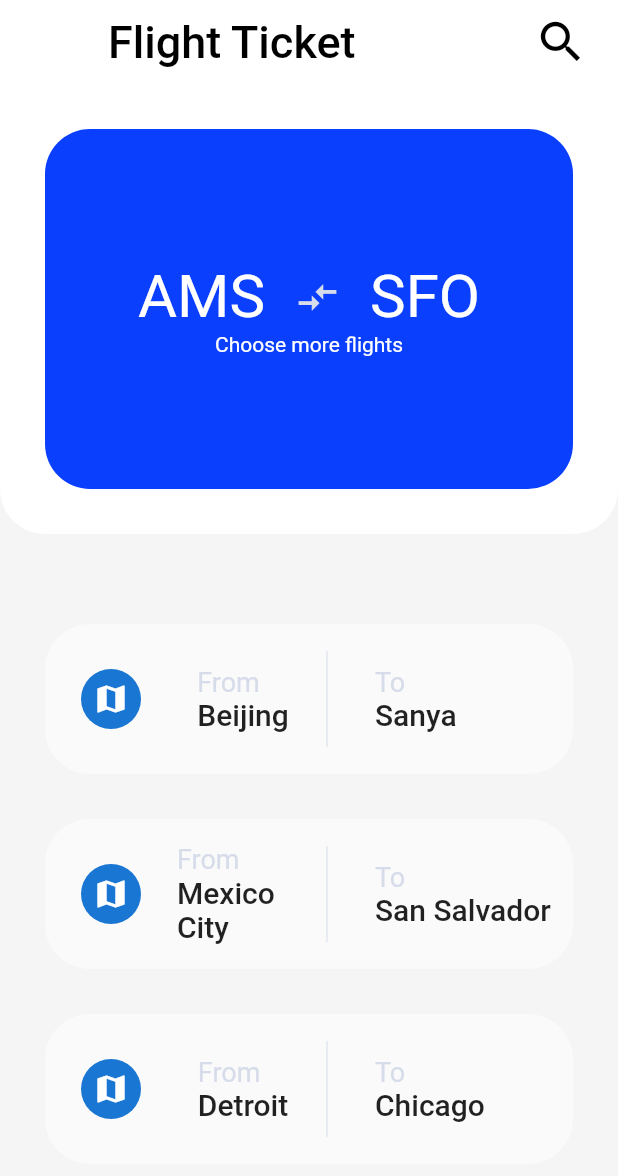
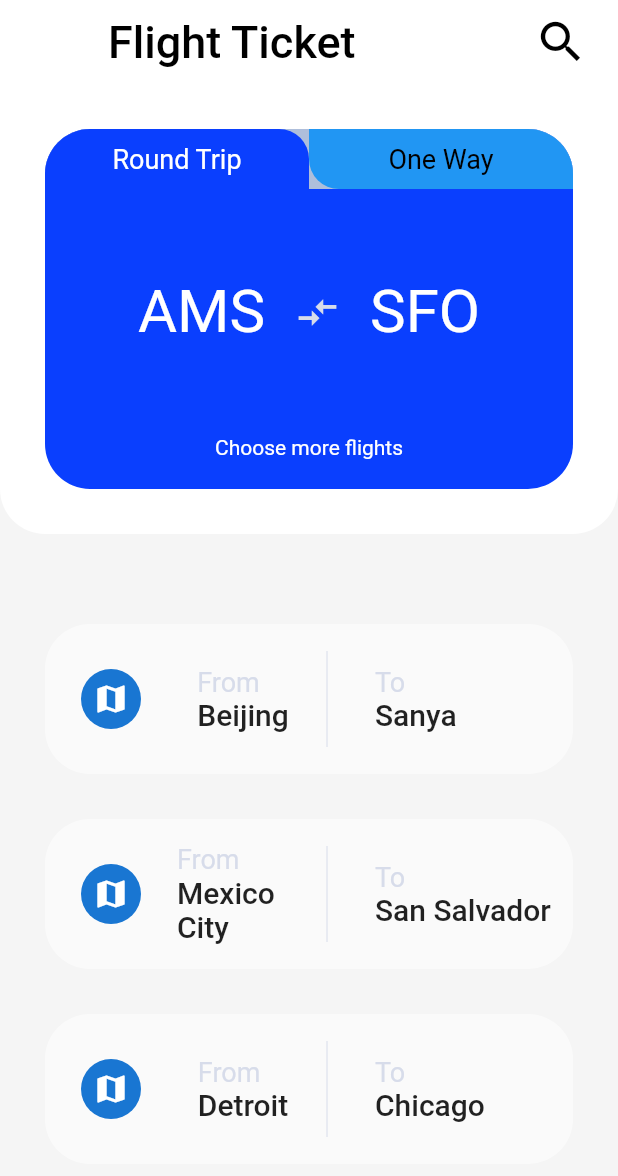
Before and after one commit to rlertola/flutter_playground, a Flutter app: the CurrencyAppScreen screen opened by its route, on a phone screen of 412 x 824 dp. Shown: the top 1176 px of the screen. Run offline on Flutter 3.47's test engine with Material 2 defaults, Android fonts, the phone set to English and light mode, and no system bars; Roboto replaces fonts that are missing (Schyler).

Commit message:
flight layout

```diff
--- a/lib/currency_app/currency_app_screen.dart
+++ b/lib/currency_app/currency_app_screen.dart
@@ -20,6 +20,7 @@ class CurrencyAppScreen extends StatelessWidget {
           style: TextStyle(
             color: Colors.black,
             fontSize: 30,
+            // fontFamily: 'Trajan Pro',
           ),
         ),
         actions: <Widget>[
@@ -55,8 +56,64 @@ class CurrencyAppScreen extends StatelessWidget {
                   ),
                 ),
                 child: Column(
-                  mainAxisAlignment: MainAxisAlignment.center,
+                  mainAxisAlignment: MainAxisAlignment.spaceBetween,
                   children: <Widget>[
+                    Container(
+                      decoration: BoxDecoration(
+                        color: Color(0xFFAEBEDB),
+                        borderRadius: BorderRadius.only(
+                          topRight: Radius.circular(30),
+                          topLeft: Radius.circular(30),
+                        ),
+                      ),
+                      child: Row(
+                        mainAxisAlignment: MainAxisAlignment.spaceEvenly,
+                        children: <Widget>[
+                          Expanded(
+                            child: Container(
+                              alignment: Alignment.center,
+                              height: 40,
+                              // margin: EdgeInsets.only(top: 10),
+                              decoration: BoxDecoration(
+                                  color: Color(0xFF0a3ffe),
+                                  borderRadius: BorderRadius.only(
+                                    topRight: Radius.circular(20),
+                                    topLeft: Radius.circular(30),
+                                  )),
+                              child: Text(
+                                'Round Trip',
+                                style: TextStyle(
+                                  color: Colors.white,
+                                  fontSize: 18,
+                                  fontFamily: 'Schyler',
+                                ),
+                              ),
+                            ),
+                          ),
+                          Expanded(
+                            child: Container(
+                              alignment: Alignment.center,
+                              height: 40,
+                              decoration: BoxDecoration(
+                                // color: Color(0xFFAEBEDB),
+                                color: Colors.blue,
+                                borderRadius: BorderRadius.only(
+                                  bottomLeft: Radius.circular(20),
+                                  topRight: Radius.circular(30),
+                                ),
+                              ),
+                              child: Text(
+                                'One Way',
+                                style: TextStyle(
+                                  color: Colors.black,
+                                  fontSize: 18,
+                                ),
+                              ),
+                            ),
+                          ),
+                        ],
+                      ),
+                    ),
                     Row(
                       mainAxisAlignment: MainAxisAlignment.center,
                       children: <Widget>[
@@ -90,10 +147,15 @@ class CurrencyAppScreen extends StatelessWidget {
                     // SizedBox(
                     //   height: 30,
                     // ),
-                    Text(
-                      'Choose more flights',
-                      style: TextStyle(
-                        color: Colors.white,
+                    Padding(
+                      padding: const EdgeInsets.only(
+                        bottom: 20,
+                      ),
+                      child: Text(
+                        'Choose more flights',
+                        style: TextStyle(
+                          color: Colors.white,
+                        ),
                       ),
                     ),
                   ],
```
Also changed, not shown: pubspec.yaml (+12 -15 lines).
